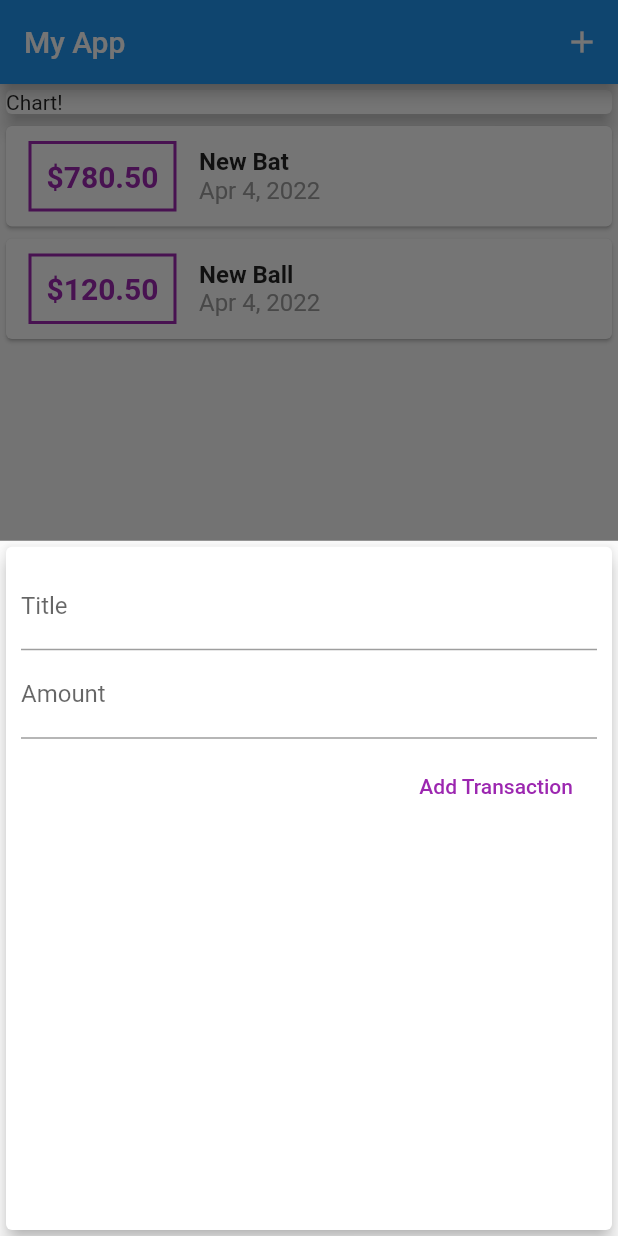
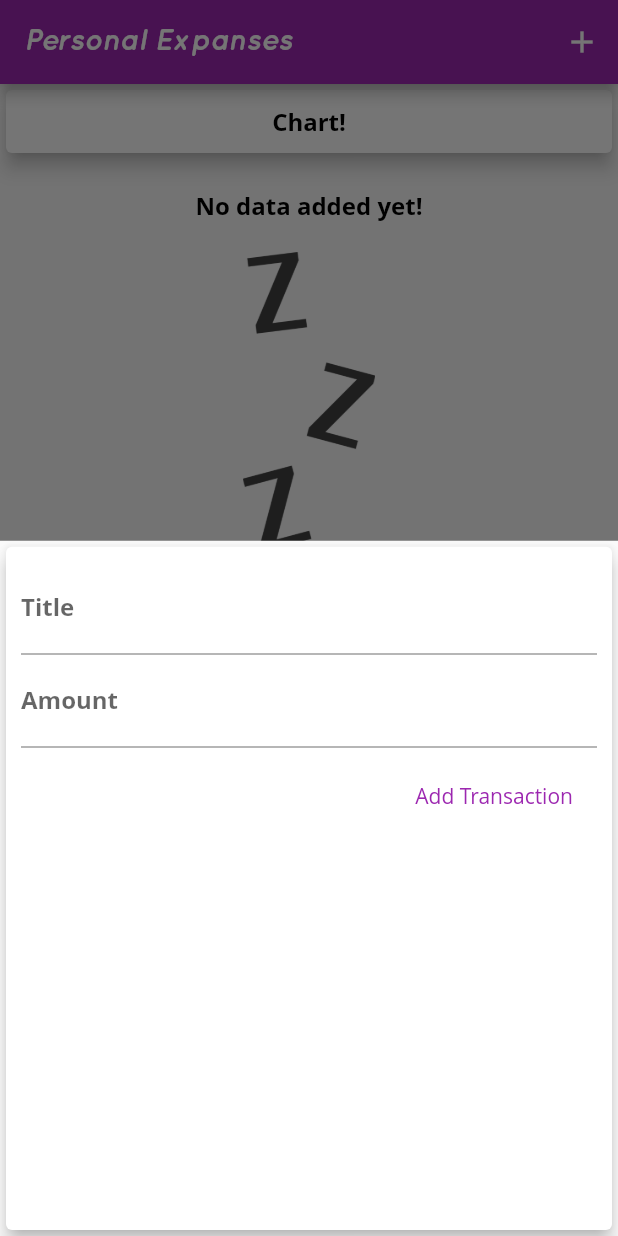
Before and after one commit to devraselhossen/Personal_Expanses_App, a Flutter app: the screen it shows after launch, after a tap on the "add" icon, on a phone screen of 412 x 824 dp. Run offline on Flutter 3.47's test engine with Material 2 defaults, Android fonts, the light colour scheme and no system bars.

Commit message:
six commit

```diff
--- a/lib/home.dart
+++ b/lib/home.dart
@@ -15,10 +15,10 @@ class Home extends StatefulWidget {
 
 class _HomeState extends State<Home> {
   final List<Transaction> _userTransactions = [
-    Transaction(
-        id: "t1", title: "New Bat", amount: 780.50, date: DateTime.now()),
-    Transaction(
-        id: "t2", title: "New Ball", amount: 120.50, date: DateTime.now()),
+    // Transaction(
+    //     id: "t1", title: "New Bat", amount: 780.50, date: DateTime.now()),
+    // Transaction(
+    //     id: "t2", title: "New Ball", amount: 120.50, date: DateTime.now()),
   ];
 
   void _addNewTransaction(String txTitle, double txAmount) {
@@ -38,7 +38,7 @@ class _HomeState extends State<Home> {
         context: ctx,
         builder: (_) {
           return GestureDetector(
-            onTap: (){},
+            onTap: () {},
             child: NewTransaction(_addNewTransaction),
             behavior: HitTestBehavior.opaque,
           );
@@ -49,7 +49,7 @@ class _HomeState extends State<Home> {
   Widget build(BuildContext context) {
     return Scaffold(
       appBar: AppBar(
-        title: Text("My App"),
+        title: Text("Personal Expanses"),
         actions: [
           IconButton(
               onPressed: () {
@@ -63,9 +63,14 @@ class _HomeState extends State<Home> {
               children: [
                 Container(
                   width: double.infinity,
+                  height: 50,
                   child: Card(
                     elevation: 5,
-              child: Text("Chart!"),
+                    child: Center(
+                        child: Text(
+                      "Chart!",
+                      style: Theme.of(context).textTheme.titleMedium,
+                    )),
                   ),
                 ),
                 TransactionList(_userTransactions)
@@ -73,6 +78,7 @@ class _HomeState extends State<Home> {
             ),
       floatingActionButtonLocation: FloatingActionButtonLocation.centerFloat,
       floatingActionButton: FloatingActionButton(
+        foregroundColor: Colors.white,
         onPressed: () {
           startAddNewTransaction(context);
         },
--- a/lib/main.dart
+++ b/lib/main.dart
@@ -1,4 +1,4 @@
-// ignore_for_file: prefer_const_constructors
+// ignore_for_file: prefer_const_constructors, deprecated_member_use
 
 import 'package:add_product_demo/home.dart';
 import 'package:flutter/material.dart';
@@ -13,6 +13,31 @@ class MyApp extends StatelessWidget {
   @override
   Widget build(BuildContext context) {
     return MaterialApp(
+      theme: ThemeData(
+        primarySwatch: Colors.purple,
+        accentColor: Colors.amber,
+        fontFamily: "OpenSans",
+
+        textTheme: TextTheme(
+          titleMedium: TextStyle(
+            fontFamily: "OpenSans",
+            fontWeight: FontWeight.bold,
+            color: Colors.black,
+            fontSize: 16
+          )
+        ),
+
+        appBarTheme: AppBarTheme(
+          actionsIconTheme: IconThemeData(color: Colors.white),
+          titleTextStyle: TextStyle(
+            fontFamily: "QuickSand",
+            fontWeight: FontWeight.bold,
+            fontSize: 20,
+            color: Colors.white
+          )
+        )
+
+      ),
       debugShowCheckedModeBanner: false,
       home: Home(),
     );
--- a/lib/widget/new_transaction.dart
+++ b/lib/widget/new_transaction.dart
@@ -2,15 +2,19 @@
 
 import 'package:flutter/material.dart';
 
-class NewTransaction extends StatelessWidget {
-  final Function newTx;
+class NewTransaction extends StatefulWidget {
+  final Function addTx;
+
+  NewTransaction(this.addTx);
+
+  @override
+  State<NewTransaction> createState() => _NewTransactionState();
+}
+
+class _NewTransactionState extends State<NewTransaction> {
   final titleController = TextEditingController();
+
   final amountController = TextEditingController();
-
-  // late String titleInput;
-  // late String amountInput;
-
-  NewTransaction(this.newTx);
 
   void submitData() {
     final enteredTitle = titleController.text;
@@ -20,10 +24,11 @@ class NewTransaction extends StatelessWidget {
       return;
     }
 
-    newTx(
+    widget.addTx(
       enteredTitle,
       enteredAmount
     );
+    Navigator.of(context).pop();
   }
 
   @override
@@ -39,6 +44,7 @@ class NewTransaction extends StatelessWidget {
               decoration: InputDecoration(labelText: "Title"),
               controller: titleController,
               onSubmitted: (_) => submitData(),
+              keyboardType: TextInputType.text,
               // onChanged: (val) => titleInput = val,
             ),
             TextField(
--- a/lib/widget/transaction_list.dart
+++ b/lib/widget/transaction_list.dart
@@ -1,4 +1,4 @@
-// ignore_for_file: prefer_const_constructors, must_be_immutable, use_key_in_widget_constructors
+// ignore_for_file: prefer_const_constructors, must_be_immutable, use_key_in_widget_constructors, sized_box_for_whitespace
 
 import 'package:flutter/material.dart';
 import 'package:intl/intl.dart';
@@ -14,7 +14,28 @@ class TransactionList extends StatelessWidget {
   Widget build(BuildContext context) {
     return Container(
       height: 300,
-      child: ListView.builder(
+      child: transactions.isEmpty
+          ? Column(
+              children: [
+                SizedBox(
+                  height: 20,
+                ),
+                Text(
+                  "No data added yet!",
+                  style: Theme.of(context).textTheme.titleMedium,
+                ),
+                SizedBox(
+                  height: 20,
+                ),
+                Container(
+                    height: 200,
+                    child: Image.asset(
+                      "assets/iamges/waiting.png",
+                      fit: BoxFit.cover,
+                    ))
+              ],
+            )
+          : ListView.builder(
               itemCount: transactions.length,
               itemBuilder: (ctx, index) {
                 return Card(
@@ -22,16 +43,19 @@ class TransactionList extends StatelessWidget {
                   child: Row(
                     children: [
                       Container(
-                  margin: EdgeInsets.symmetric(vertical: 10, horizontal: 15),
+                        margin:
+                            EdgeInsets.symmetric(vertical: 10, horizontal: 15),
                         decoration: BoxDecoration(
-                      border: Border.all(width: 2, color: Colors.purple)),
+                            border: Border.all(
+                                width: 1.5,
+                                color: Theme.of(context).primaryColor)),
                         padding: EdgeInsets.all(10),
                         child: Text(
                           '\$${transactions[index].amount.toStringAsFixed(2)}',
                           style: TextStyle(
                               fontWeight: FontWeight.bold,
-                        color: Colors.purple,
-                        fontSize: 20),
+                              color: Theme.of(context).primaryColor,
+                              fontSize: 16),
                         ),
                       ),
                       Column(
@@ -39,12 +63,11 @@ class TransactionList extends StatelessWidget {
                         children: [
                           Text(
                             transactions[index].title,
-                      style:
-                          TextStyle(fontWeight: FontWeight.bold, fontSize: 16),
+                            style: Theme.of(context).textTheme.titleMedium,
                           ),
                           Text(
                             DateFormat.yMMMd().format(transactions[index].date),
-                      style: TextStyle(color: Colors.grey, fontSize: 16),
+                            style: TextStyle(color: Colors.grey, fontSize: 12),
                           )
                         ],
                       )
```
Also changed, not shown: pubspec.yaml (+13 -13 lines), assets/iamges/waiting.png (added), fonts/OpenSans-Bold.ttf (added), fonts/OpenSans-Italic.ttf (added), fonts/OpenSans-Regular.ttf (added), fonts/Quicksand_Bold_Oblique.otf (added). Lines whose indentation alone changed are shown as unchanged.
